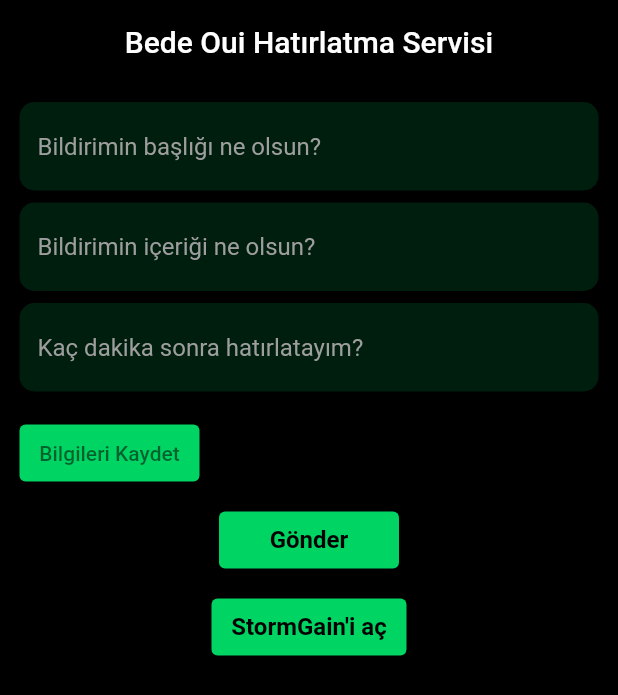
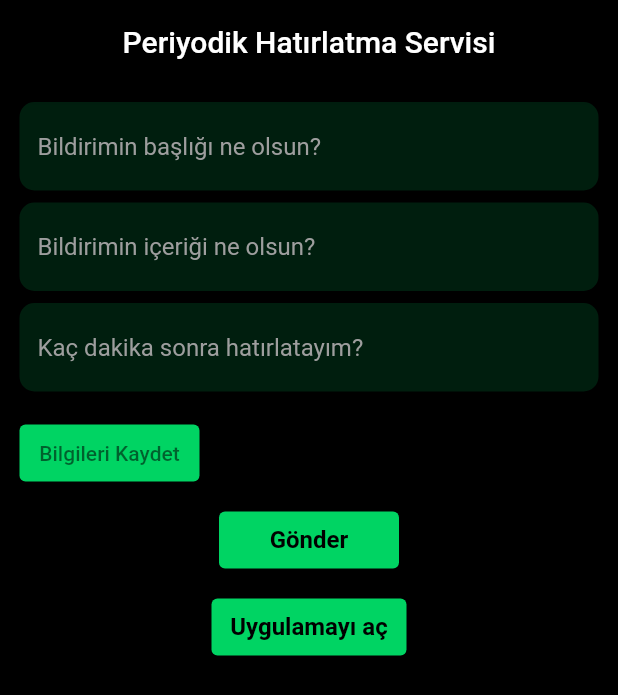
Before and after one commit to salihalpkara/periodicreminder, a Flutter app: the screen it shows after launch, on a phone screen of 412 x 824 dp. Shown: the top 695 px of the screen. Run offline on Flutter 3.47's test engine with Material 2 defaults, Android fonts, the phone set to English and light mode, and no system bars; our stand-ins replace flutter_local_notifications, rxdart; missing offline and left inert: external_app_launcher.

Commit message:
Made small adjustments

```diff
--- a/lib/LocalNotifyManager.dart
+++ b/lib/LocalNotifyManager.dart
@@ -67,7 +67,7 @@ class LocalNotifyManager {
     var iosChannel = IOSNotificationDetails();
     var platformChannel =
         NotificationDetails(android: androidChannel, iOS: iosChannel);
-    await flutterLocalNotificationsPlugin.show(0, "Bede Oui Hatırlatma Servisi",
+    await flutterLocalNotificationsPlugin.show(0, "Periyodik Hatırlatma Servisi",
         "Bildirim başarıyla ayarlandı!", platformChannel,
         payload: "New Payload");
   }
--- a/lib/TestNotifyScreen.dart
+++ b/lib/TestNotifyScreen.dart
@@ -43,7 +43,7 @@ class _TestNotifyScreenState extends State<TestNotifyScreen> {
         backgroundColor: Colors.black87,
         title: Center(
           child: Text(
-            "Bede Oui Hatırlatma Servisi",
+            "Periyodik Hatırlatma Servisi",
           ),
         ),
       ),
@@ -126,7 +126,7 @@ class _TestNotifyScreenState extends State<TestNotifyScreen> {
                           setState(() {
                             baslik = baslikCon.text != ""
                                 ? baslikCon.text
-                                : "Bede Oui Hatırlatma Servisi";
+                                : "Periyodik Hatırlatma Servisi";
                             icerik = icerikCon.text != ""
                                 ? icerikCon.text
                                 : "Yapman gereken bir iş var!";
@@ -218,7 +218,7 @@ class _TestNotifyScreenState extends State<TestNotifyScreen> {
                         openStore: false);
                   },
                   child: Text(
-                    "StormGain'i aç",
+                    "Uygulamayı aç",
                     style: TextStyle(
                         color: Colors.black,
                         fontSize: 16,
```
Also changed, not shown: pubspec.yaml (+2 -5 lines), 7 other files.
